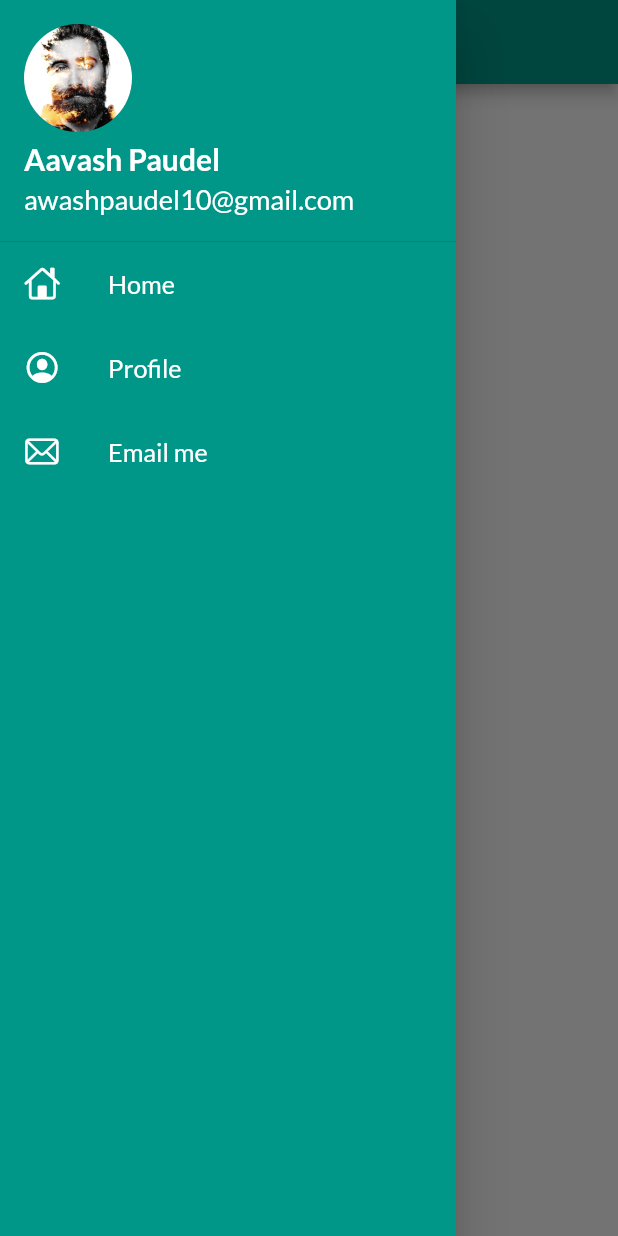
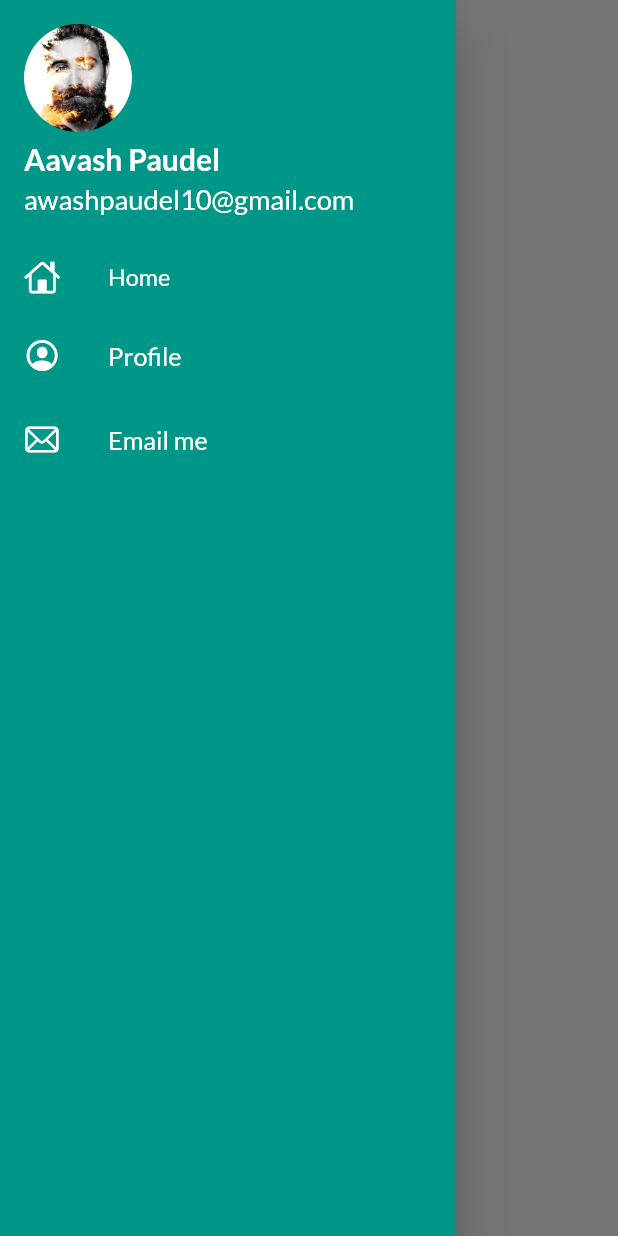
Before and after one commit to weareprogrammer10/fluttershop, a Flutter app: the screen it shows after launch, with the side drawer open, on a phone screen of 412 x 824 dp. Run offline on Flutter 3.47's test engine with Material 2 defaults, Android fonts, the light colour scheme and no system bars; our stand-ins replace google_fonts.

Commit message:
day 8  2nd part completed

```diff
--- a/lib/main.dart
+++ b/lib/main.dart
@@ -17,9 +17,17 @@ class MyApp extends StatelessWidget {
 
         theme:ThemeData(
           primarySwatch: Colors.teal,
-          fontFamily: GoogleFonts.lato().fontFamily  //Changes the font of apk
+          fontFamily: GoogleFonts.lato().fontFamily,
+          appBarTheme: AppBarTheme(
+            color: Colors.white,
+            elevation: 0,
+            iconTheme: IconThemeData(
+              color: Colors.black,  ),
 
-          // primaryTextTheme: GoogleFonts.latoTextTheme()
+              textTheme: Theme.of(context).textTheme,
+
+          )
+
 
         ) ,
 
--- a/lib/pages/home_page.dart
+++ b/lib/pages/home_page.dart
@@ -9,8 +9,9 @@ class HomePage extends StatelessWidget {
   @override
   Widget build(BuildContext context) {
     return Scaffold(
+      backgroundColor:Colors.white ,
       appBar: AppBar(
-        title: Text("HomePage"),
+        title: Text("Catalog App"),
       ),
       body: Center(
         child: Container(
--- a/lib/widgets/drawer.dart
+++ b/lib/widgets/drawer.dart
@@ -39,6 +39,7 @@ class MyDrawer extends StatelessWidget {
                 ),
 
                   ListTile(
+                  dense: true,
                   leading: Icon(
                     CupertinoIcons.home,
                     color: Colors.white,
--- /dev/null
+++ b/lib/widgets/themes.dart
@@ -0,0 +1,3 @@
+class Mytheme(){
+  static themeData
+}
```
